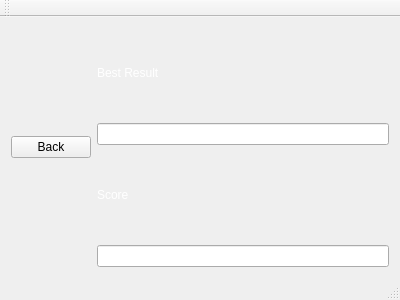
Above: mainwindow.ui from AnnaSkachkauskaite/qSwap before the change. Below: the same form after it.
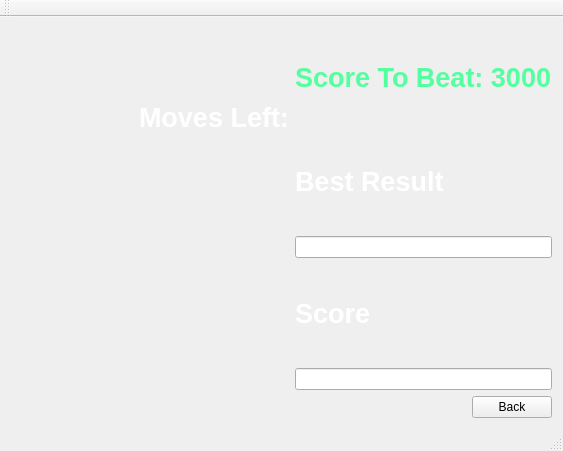
That is the form after the change.

The edit to the form file:
```diff
--- a/mainwindow.ui
+++ b/mainwindow.ui
@@ -6,8 +6,8 @@
    <rect>
     <x>0</x>
     <y>0</y>
-    <width>400</width>
-    <height>300</height>
+    <width>563</width>
+    <height>451</height>
    </rect>
   </property>
   <property name="windowTitle">
@@ -15,20 +15,56 @@
   </property>
   <widget class="QWidget" name="centralWidget">
    <layout class="QGridLayout" name="gridLayout_2">
-    <item row="1" column="0">
-     <layout class="QGridLayout" name="gridLayout"/>
-    </item>
-    <item row="0" column="0">
+    <item row="0" column="1">
      <layout class="QHBoxLayout" name="horizontalLayout">
       <item>
        <layout class="QVBoxLayout" name="verticalLayout">
         <item>
-         <widget class="QPushButton" name="BackButton">
+         <widget class="QLabel" name="label_2">
+          <property name="sizePolicy">
+           <sizepolicy hsizetype="Minimum" vsizetype="Minimum">
+            <horstretch>0</horstretch>
+            <verstretch>0</verstretch>
+           </sizepolicy>
+          </property>
+          <property name="font">
+           <font>
+            <pointsize>20</pointsize>
+            <weight>75</weight>
+            <bold>true</bold>
+           </font>
+          </property>
           <property name="styleSheet">
-           <string notr="true"/>
+           <string notr="true">color: rgb(255, 255, 255);</string>
           </property>
           <property name="text">
-           <string>Back</string>
+           <string>Moves Left:</string>
+          </property>
+         </widget>
+        </item>
+        <item>
+         <widget class="QLabel" name="label_4">
+          <property name="sizePolicy">
+           <sizepolicy hsizetype="Minimum" vsizetype="Minimum">
+            <horstretch>0</horstretch>
+            <verstretch>0</verstretch>
+           </sizepolicy>
+          </property>
+          <property name="font">
+           <font>
+            <pointsize>72</pointsize>
+            <weight>75</weight>
+            <bold>true</bold>
+           </font>
+          </property>
+          <property name="styleSheet">
+           <string notr="true">color:rgb(84,255,159);</string>
+          </property>
+          <property name="text">
+           <string/>
+          </property>
+          <property name="alignment">
+           <set>Qt::AlignCenter</set>
           </property>
          </widget>
         </item>
@@ -36,8 +72,32 @@
       </item>
       <item>
        <layout class="QVBoxLayout" name="verticalLayout_3">
+        <item>
+         <widget class="QLabel" name="label_3">
+          <property name="font">
+           <font>
+            <pointsize>20</pointsize>
+            <weight>75</weight>
+            <bold>true</bold>
+           </font>
+          </property>
+          <property name="styleSheet">
+           <string notr="true">color:rgb(84,255,159);</string>
+          </property>
+          <property name="text">
+           <string>Score To Beat: 3000</string>
+          </property>
+         </widget>
+        </item>
         <item>
          <widget class="QLabel" name="BestScore">
+          <property name="font">
+           <font>
+            <pointsize>20</pointsize>
+            <weight>75</weight>
+            <bold>true</bold>
+           </font>
+          </property>
           <property name="styleSheet">
            <string notr="true">color: rgb(255, 255, 255);</string>
           </property>
@@ -49,12 +109,19 @@
         <item>
          <widget class="QLineEdit" name="lineEdit_2">
           <property name="readOnly">
-           <bool>false</bool>
+           <bool>true</bool>
           </property>
          </widget>
         </item>
         <item>
          <widget class="QLabel" name="label">
+          <property name="font">
+           <font>
+            <pointsize>20</pointsize>
+            <weight>75</weight>
+            <bold>true</bold>
+           </font>
+          </property>
           <property name="styleSheet">
            <string notr="true">color: rgb(255, 255, 255);</string>
           </property>
@@ -77,6 +144,56 @@
       </item>
      </layout>
     </item>
+    <item row="1" column="1">
+     <layout class="QGridLayout" name="gridLayout">
+      <property name="sizeConstraint">
+       <enum>QLayout::SetMaximumSize</enum>
+      </property>
+     </layout>
+    </item>
+    <item row="2" column="0">
+     <spacer name="horizontalSpacer">
+      <property name="orientation">
+       <enum>Qt::Horizontal</enum>
+      </property>
+      <property name="sizeHint" stdset="0">
+       <size>
+        <width>40</width>
+        <height>20</height>
+       </size>
+      </property>
+     </spacer>
+    </item>
+    <item row="2" column="1">
+     <layout class="QHBoxLayout" name="horizontalLayout_2">
+      <property name="sizeConstraint">
+       <enum>QLayout::SetMinimumSize</enum>
+      </property>
+      <item>
+       <spacer name="horizontalSpacer_2">
+        <property name="orientation">
+         <enum>Qt::Horizontal</enum>
+        </property>
+        <property name="sizeHint" stdset="0">
+         <size>
+          <width>40</width>
+          <height>20</height>
+         </size>
+        </property>
+       </spacer>
+      </item>
+      <item>
+       <widget class="QPushButton" name="BackButton">
+        <property name="styleSheet">
+         <string notr="true"/>
+        </property>
+        <property name="text">
+         <string>Back</string>
+        </property>
+       </widget>
+      </item>
+     </layout>
+    </item>
    </layout>
   </widget>
   <widget class="QMenuBar" name="menuBar">
```
Left out of the diff: 2 changed lines with no effect on the pictures.
